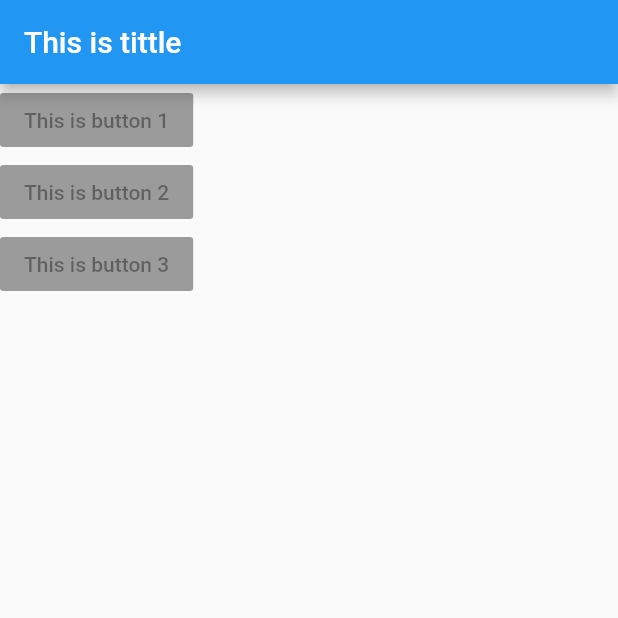
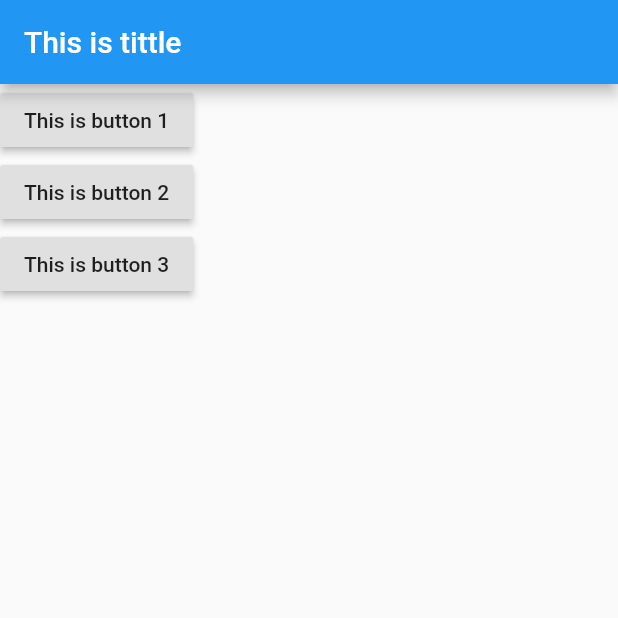
Before and after one commit to AshfakYeafi/Flutter_Projects, a Flutter app: the screen it shows after launch, on a phone screen of 412 x 824 dp, the top half of it. Run offline on Flutter 3.47's test engine with Material 2 defaults, Android fonts, the phone set to English and light mode, and no system bars.

Commit message:
Update main.dart

```diff
--- a/demo_1/lib/main.dart
+++ b/demo_1/lib/main.dart
@@ -6,17 +6,25 @@ void main() => runApp(MyApp());
 class MyApp extends StatelessWidget {
   const MyApp({Key? key}) : super(key: key);
 
+  void answerQue() {
+    print("I fuck You");
+  }
+
   @override
   Widget build(BuildContext context) {
     return MaterialApp(
       home: Scaffold(
-        appBar: AppBar(title: Text("This is tittle"),),
-        body:Column(children: [
-          RaisedButton(child: Text("This is button 1"), onPressed: null),
-          RaisedButton(child: Text("This is button 2"), onPressed: null),
-          RaisedButton(child: Text("This is button 3"), onPressed: null),
-        ],) ,
+        appBar: AppBar(
+          title: Text("This is tittle"),
         ),
+        body: Column(
+          children: [
+            RaisedButton(child: Text("This is button 1"), onPressed: answerQue),
+            RaisedButton(child: Text("This is button 2"), onPressed: answerQue),
+            RaisedButton(child: Text("This is button 3"), onPressed: answerQue),
+          ],
+        ),
+      ),
     );
   }
 }
```
